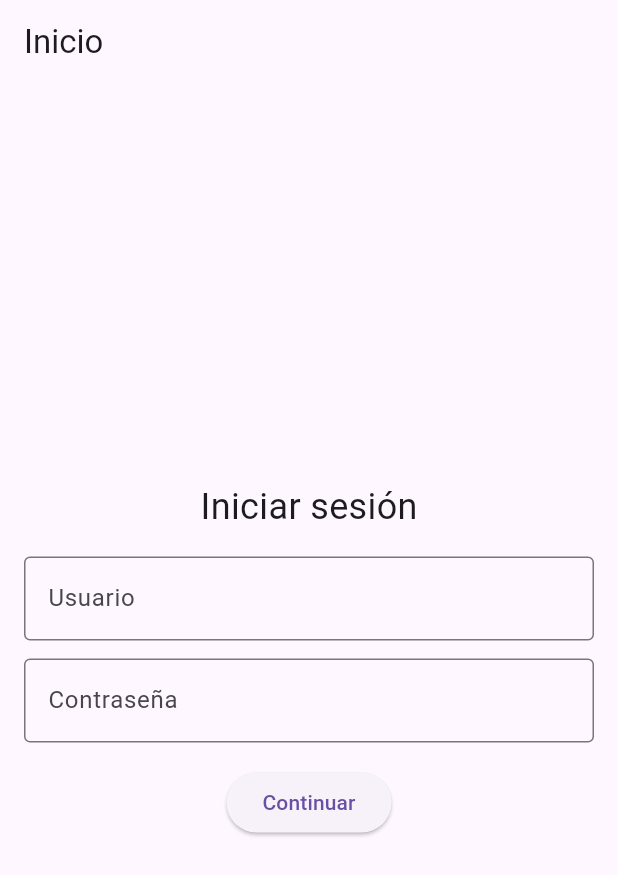
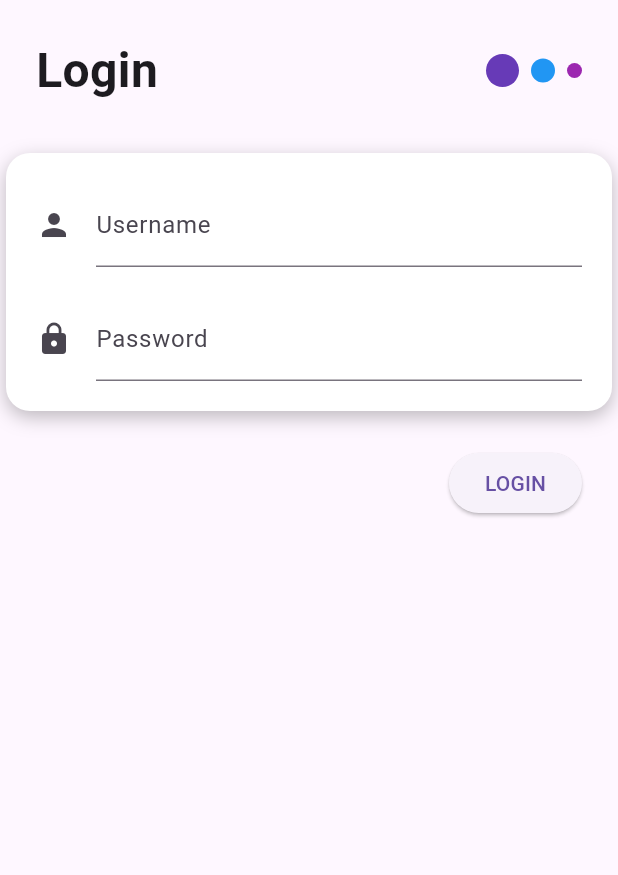
Before and after one commit to aleixrc/ipc-flutter-coursework, a Flutter app: the screen it shows after launch, on a phone screen of 412 x 824 dp. Shown: the top 875 px of the screen. Run offline on Flutter 3.47's test engine with Material 3 defaults, Android fonts, the phone set to English and light mode, and no system bars.

Commit message:
Adaptat el login a com ho demanava el mestre  separant en header body i footer

```diff
--- a/lib/views/main_view.dart
+++ b/lib/views/main_view.dart
@@ -7,38 +7,124 @@ class MainView extends StatelessWidget {
   @override
   Widget build(BuildContext context) {
     return Scaffold(
-      appBar: AppBar(
-        title: const Text('Inicio'),
+      body: Column(
+        children: [
+          const Padding(
+            padding: EdgeInsets.fromLTRB(24, 24, 24, 0),
+            child: _Header(),
           ),
-      body: Center(
-        child: Column(
-          mainAxisSize: MainAxisSize.min,
+          const SizedBox(height: 32),
+          const _Body(),
+          const SizedBox(height: 24),
+          const Padding(
+            padding: EdgeInsets.symmetric(horizontal: 24),
+            child: _Footer(),
+          ),
+        ],
+      ),
+    );
+  }
+}
+
+class _Header extends StatelessWidget {
+  const _Header();
+
+  @override
+  Widget build(BuildContext context) {
+    return Row(
+      mainAxisAlignment: MainAxisAlignment.spaceBetween,
       children: [
         const Text(
-              'Iniciar sesión',
-              style: TextStyle(fontSize: 24),
+          'Login',
+          style: TextStyle(
+            fontSize: 32,
+            fontWeight: FontWeight.bold,
           ),
+        ),
+        Row(
+          children: [
             Container(
-              padding: const EdgeInsets.all(16),
+              width: 22,
+              height: 22,
+              decoration: const BoxDecoration(
+                color: Colors.deepPurple,
+                shape: BoxShape.circle,
+              ),
+            ),
+            const SizedBox(width: 8),
+            Container(
+              width: 16,
+              height: 16,
+              decoration: const BoxDecoration(
+                color: Colors.blue,
+                shape: BoxShape.circle,
+              ),
+            ),
+            const SizedBox(width: 8),
+            Container(
+              width: 10,
+              height: 10,
+              decoration: const BoxDecoration(
+                color: Colors.purple,
+                shape: BoxShape.circle,
+              ),
+            ),
+          ],
+        ),
+      ],
+    );
+  }
+}
+
+class _Body extends StatelessWidget {
+  const _Body();
+
+  @override
+  Widget build(BuildContext context) {
+    return Container(
+      margin: const EdgeInsets.symmetric(horizontal: 4),
+      padding: const EdgeInsets.all(20),
+      decoration: BoxDecoration(
+        color: Colors.white,
+        borderRadius: BorderRadius.circular(16),
+        boxShadow: const [
+          BoxShadow(
+            color: Colors.black26,
+            blurRadius: 10,
+            offset: Offset(0, 4),
+          ),
+        ],
+      ),
       child: const Column(
         children: [
           TextField(
             decoration: InputDecoration(
-                      labelText: 'Usuario',
-                      border: OutlineInputBorder(),
+              icon: Icon(Icons.person),
+              labelText: 'Username',
             ),
           ),
-                  SizedBox(height: 12),
+          SizedBox(height: 20),
           TextField(
             obscureText: true,
             decoration: InputDecoration(
-                      labelText: 'Contraseña',
-                      border: OutlineInputBorder(),
+              icon: Icon(Icons.lock),
+              labelText: 'Password',
             ),
           ),
         ],
       ),
-            ),
+    );
+  }
+}
+
+class _Footer extends StatelessWidget {
+  const _Footer();
+
+  @override
+  Widget build(BuildContext context) {
+    return Row(
+      mainAxisAlignment: MainAxisAlignment.end,
+      children: [
         ElevatedButton(
           onPressed: () {
             Navigator.push(
@@ -48,11 +134,9 @@ class MainView extends StatelessWidget {
               ),
             );
           },
-              child: const Text('Continuar'),
+          child: const Text('LOGIN'),
         ),
       ],
-        ),
-      ),
     );
   }
 }
```
Also changed, not shown: lib/main.dart (+4 -4 lines), lib/views/list_view.dart (+40 -13 lines). Lines whose indentation alone changed are shown as unchanged.
